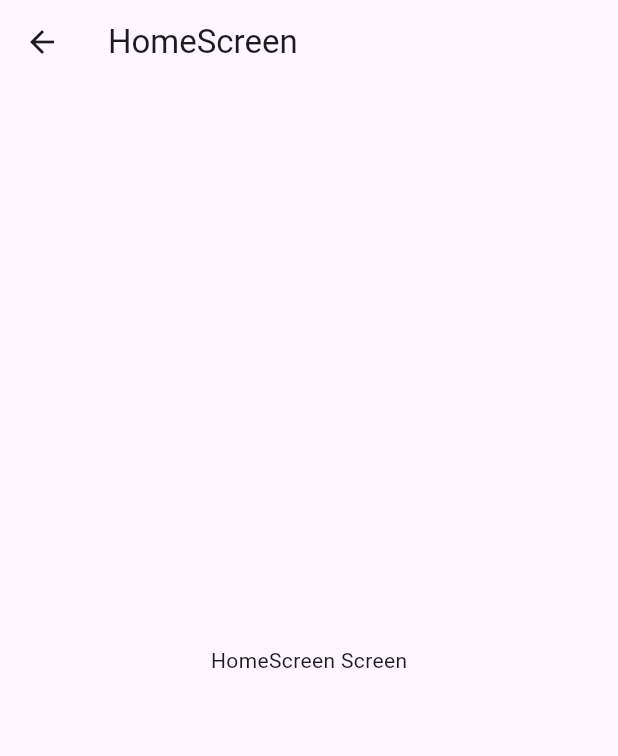
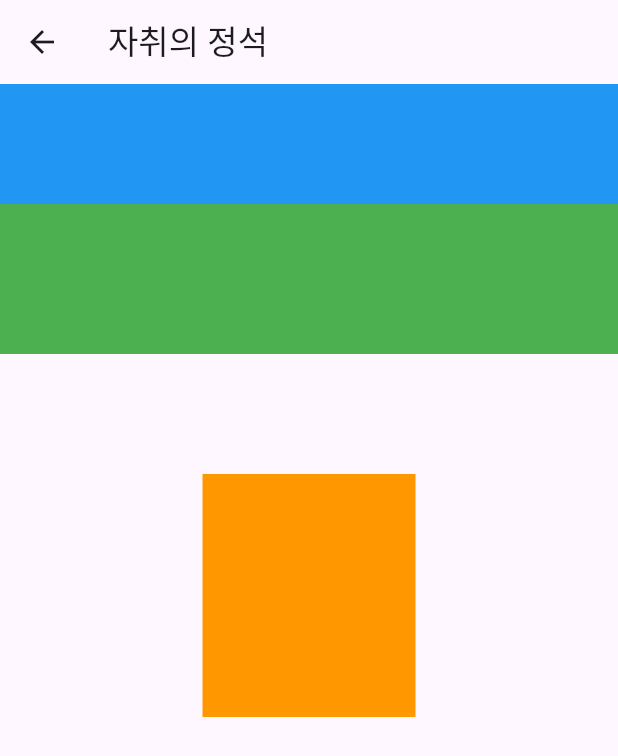
Before and after one commit to Ja-chwi-eui-Jeong-seok/Ja-chwi-eui-Jeong-seok, a Flutter app: the HomeScreen screen opened directly, on a phone screen of 412 x 824 dp. Shown: the top 756 px of the screen. Run offline on Flutter 3.47's test engine with Material 3 defaults, Android fonts, the phone set to English and light mode, and no system bars; our stand-ins replace firebase_core, go_router, google_sign_in, lottie, sign_in_with_apple; accounts and stored records are empty.

Commit message:
상록: 에셋 머지하기 전 중간 세이브

```diff
--- /dev/null
+++ b/lib/presentation/screens/auth/privacy_policy_page.dart
@@ -0,0 +1,60 @@
+import 'package:flutter/material.dart';
+
+class PrivacyPolicyPage extends StatelessWidget {
+  const PrivacyPolicyPage({super.key});
+
+  @override
+  Widget build(BuildContext context) {
+    return Scaffold(
+      appBar: AppBar(title: const Text("개인정보처리방침")),
+      body: SafeArea(
+        child: Column(
+          children: [
+            Expanded(
+              child: SingleChildScrollView(
+                padding: const EdgeInsets.all(16),
+                child: const Text(
+                  // 아래 텍스트는 예시로 대충 만든것임
+                  '''
+개인정보처리방침
+
+1. 수집하는 개인정보 항목
+   - 이메일, 이름, 기기 정보
+
+2. 개인정보 수집 목적
+   - 로그인 및 서비스 제공
+
+3. 보관 및 이용 기간
+   - 탈퇴 시 즉시 삭제
+
+4. 제3자 제공 여부
+   - Firebase, Google 등
+
+5. 이용자의 권리
+   - 열람, 수정, 삭제 가능
+
+6. 문의처
+   - email 넣기
+                  ''',
+                  style: TextStyle(fontSize: 16, height: 1.5),
+                ),
+              ),
+            ),
+            Padding(
+              padding: const EdgeInsets.all(16.0),
+              child: SizedBox(
+                width: double.infinity,
+                child: ElevatedButton(
+                  onPressed: () {
+                    Navigator.pop(context, true);
+                  },
+                  child: const Text("확인"),
+                ),
+              ),
+            ),
+          ],
+        ),
+      ),
+    );
+  }
+}
--- a/lib/presentation/screens/home/home_screen.dart
+++ b/lib/presentation/screens/home/home_screen.dart
@@ -6,9 +6,38 @@ class HomeScreen extends StatelessWidget {
   @override
   Widget build(BuildContext context) {
     return Scaffold(
-      appBar: AppBar(title: const Text('HomeScreen')),
-      body: const Center(
-        child: Text('HomeScreen Screen'),
+      appBar: AppBar(title: const Text('자취의 정석')),
+      body: Column(
+        children: [
+          //레벨
+          Container(
+            width: double.infinity,
+            height: 80,
+            padding: const EdgeInsets.all(16),
+            color: Colors.blue,
+          ),
+
+          //미션
+          Container(
+            width: double.infinity,
+            height: 100,
+            padding: const EdgeInsets.all(16),
+            color: Colors.green,
+          ),
+          SizedBox(height: 80),
+
+          //캐릭터
+          Stack(
+            children: [
+              Container(
+                width: 142,
+                height: 162,
+                padding: const EdgeInsets.all(16),
+                color: Colors.orange,
+              ),
+            ],
+          ),
+        ],
       ),
     );
   }
```
Also changed, not shown: lib/main.dart (+8 -5 lines), lib/presentation/screens/auth/login_screen.dart (+42 -2 lines), lib/presentation/screens/auth/login_widget/login_button.dart (added, +80 -0 lines), lib/presentation/screens/auth/login_widget/wave_text.dart (added, +58 -0 lines), pubspec.yaml (+15 -14 lines), assets/android_neutral_rd_na@4x.png (added), assets/fonts/Roboto-Regular.ttf (added), pubspec.lock, 2 other files.
